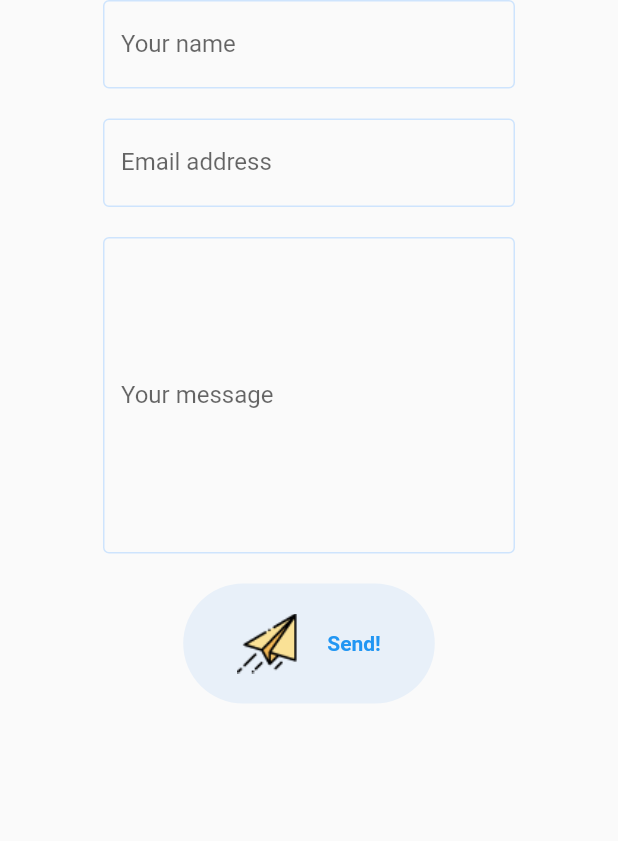
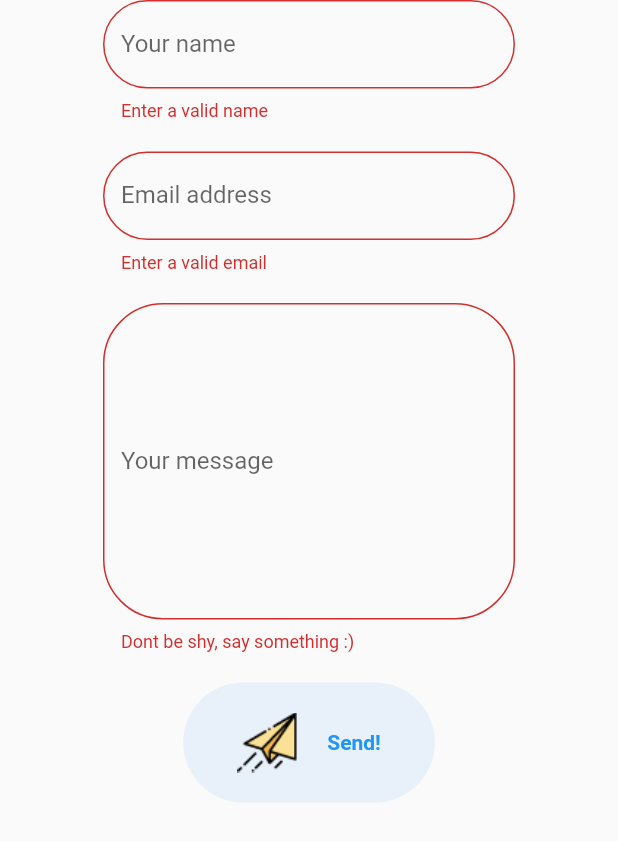
Before and after one commit to leosal0mao/web_portfolio_flutter, a Flutter app: the ContactForm widget shown alone on an empty page, opened directly, after a tap on "Send!", on a phone screen of 412 x 824 dp. Shown: the top 841 px of the screen. Run offline on Flutter 3.47's test engine with Material 2 defaults, Android fonts, the light colour scheme and no system bars; our stand-ins replace fluttertoast, responsive_framework; missing offline and left inert: dart:html; generated files the repository leaves out were written again.

Commit message:
finished, need icons and upload to gitpages

```diff
--- /dev/null
+++ b/lib/helpers/validator_mixin.dart
@@ -0,0 +1,9 @@
+mixin InputValidationMixin {
+  bool isPasswordValid(String password) => password.length == 6;
+
+  bool isEmailValid(String email) {
+    RegExp regex = RegExp(
+        r'^(([^<>()[\]\\.,;:\s@"]+(\.[^<>()[\]\\.,;:\s@"]+)*)|(".+"))@((\[[0-9]{1,3}\.[0-9]{1,3}\.[0-9]{1,3}\.[0-9]{1,3}\])|(([a-zA-Z\-0-9]+\.)+[a-zA-Z]{2,}))$');
+    return regex.hasMatch(email);
+  }
+}
--- a/lib/l10n/app_en.arb
+++ b/lib/l10n/app_en.arb
@@ -40,5 +40,8 @@
     "aboutMe1": "I am a skilled software developer with experience in Flutter, that is starting with JavaScript, studying frameworks like React, Node.js, and Three.js. I'm a quick learner and collaborate closely with clients to create efficient, scalable, and user-friendly solutions that solve real-world problems. Let's work together to bring your ideas to life!",
     "aboutMe2": "Following projects showcases my skills and experience through real-world examples of my work. Each project is briefly described with links to code repositories and live demos in it. It reflects my ability to solve complex problems, work with different technologies, and manage projects effectively.",
     "sucessEmail": "Thank you for the e-mail! I will contact you shortly.",
-    "failEmail": "Failed to send the e-mail, try again later."
+    "failEmail": "Failed to send the e-mail, try again later.",
+    "validateName": "Enter a valid name",
+    "validateEmail": "Enter a valid email",
+    "validateMessage": "Dont be shy, say something :)"
 }
--- a/lib/l10n/app_pt_BR.arb
+++ b/lib/l10n/app_pt_BR.arb
@@ -40,5 +40,8 @@
     "aboutMe1": "Sou um desenvolvedor de software com experiencia principalmente em Flutter, com conhecimentos em JavaScript, em frameworks como React, Node.js e Three.js. Tenho facilidade para aprender tecnologias novas e trabalhar em equipe com clientes para criar soluções eficientes, escaláveis e intuitivas que resolvam problemas reais. Vamos trabalhar juntos para dar vida aos seus projetos!",
     "aboutMe2": "Os projetos a seguir mostram minhas habilidades e experiencias por meio de exemplos reais dos meus trabalhos. Cada projeto contém uma descrição e links para os seus repositórios. Isso reflete minha capacidade de resolver problemas complexos, trabalhar com diferentes tecnologias e gerenciar projetos efetivamente.",
     "sucessEmail": "Obrigado pelo e-mail! Em breve entrarei em contato.",
-    "failEmail": "Falha em enviar o e-mail, tente novamente mais tarde."
+    "failEmail": "Falha em enviar o e-mail, tente novamente mais tarde.",
+    "validateName": "Digite um nome válido",
+    "validateEmail": "Digite um email válido",
+    "validateMessage": "Não seja tímido, me mande uma mensagem :)"
 }
--- a/lib/screens/contact/components/contact_form.dart
+++ b/lib/screens/contact/components/contact_form.dart
@@ -1,10 +1,11 @@
 import 'package:flutter/material.dart';
 import 'package:web_portfolio_flutter/helpers/constants.dart';
+import 'package:web_portfolio_flutter/helpers/validator_mixin.dart';
 import 'package:web_portfolio_flutter/models/send_email_model.dart';
 import 'package:web_portfolio_flutter/widgets/default_button.dart';
 import 'package:flutter_gen/gen_l10n/app_localizations.dart';
 
-class ContactForm extends StatelessWidget {
+class ContactForm extends StatelessWidget with InputValidationMixin {
   const ContactForm({super.key});
 
   RegExp get _emailRegex => RegExp(r'^\S+@\S+$');
@@ -18,7 +19,10 @@ class ContactForm extends StatelessWidget {
     String _message = '';
     String _email = '';
 
+    final formGlobalKey = GlobalKey<FormState>();
+
     return Form(
+      key: formGlobalKey,
       child: Column(
         children: [
           SizedBox(
@@ -26,6 +30,13 @@ class ContactForm extends StatelessWidget {
             child: TextFormField(
               onChanged: (value) {
                 _name = value;
+              },
+              validator: (name) {
+                if (name!.isEmpty) {
+                  return localization.validateName;
+                } else {
+                  return null;
+                }
               },
               decoration: InputDecoration(
                 labelText: localization.yourName,
@@ -50,11 +61,11 @@ class ContactForm extends StatelessWidget {
                   borderRadius: BorderRadius.circular(40.0),
                 ),
               ),
-              validator: (value) {
-                if (!_emailRegex.hasMatch(value!)) {
-                  ScaffoldMessenger.of(context).showSnackBar(
-                    const SnackBar(content: Text('Invalid email')),
-                  );
+              validator: (email) {
+                if (isEmailValid(email!)) {
+                  return null;
+                } else {
+                  return localization.validateEmail;
                 }
               },
             ),
@@ -66,6 +77,13 @@ class ContactForm extends StatelessWidget {
               maxLines: size.height ~/ 90,
               onChanged: (value) {
                 _message = value;
+              },
+              validator: (message) {
+                if (message!.isEmpty) {
+                  return localization.validateMessage;
+                } else {
+                  return null;
+                }
               },
               decoration: InputDecoration(
                 labelText: localization.yourMessage,
@@ -83,7 +101,9 @@ class ContactForm extends StatelessWidget {
                   text: localization.send,
                   imageSrc: 'assets/contact_icon.png',
                   press: () {
-                    sendEmail(name: _name, email: _email, message: _message, context: context);
+                    if (formGlobalKey.currentState!.validate()) {
+                      sendEmail(name: _name, email: _email, message: _message, context: context);
+                    }
                   }),
             ),
           )
--- a/lib/screens/top/top_section.dart
+++ b/lib/screens/top/top_section.dart
@@ -39,9 +39,9 @@ class TopSection extends StatelessWidget {
                     )
                   : const SizedBox(),
               ResponsiveBreakpoints.of(context).largerThan(TABLET)
-                  ? const Positioned(
+                  ? Positioned(
                       bottom: 0,
-                      child: Center(child: Menu()),
+                      child: Center(child: Container()),
                     )
                   : const SizedBox(),
             ],
```
Also changed, not shown: lib/screens/about/about_section.dart (+19 -2 lines).
